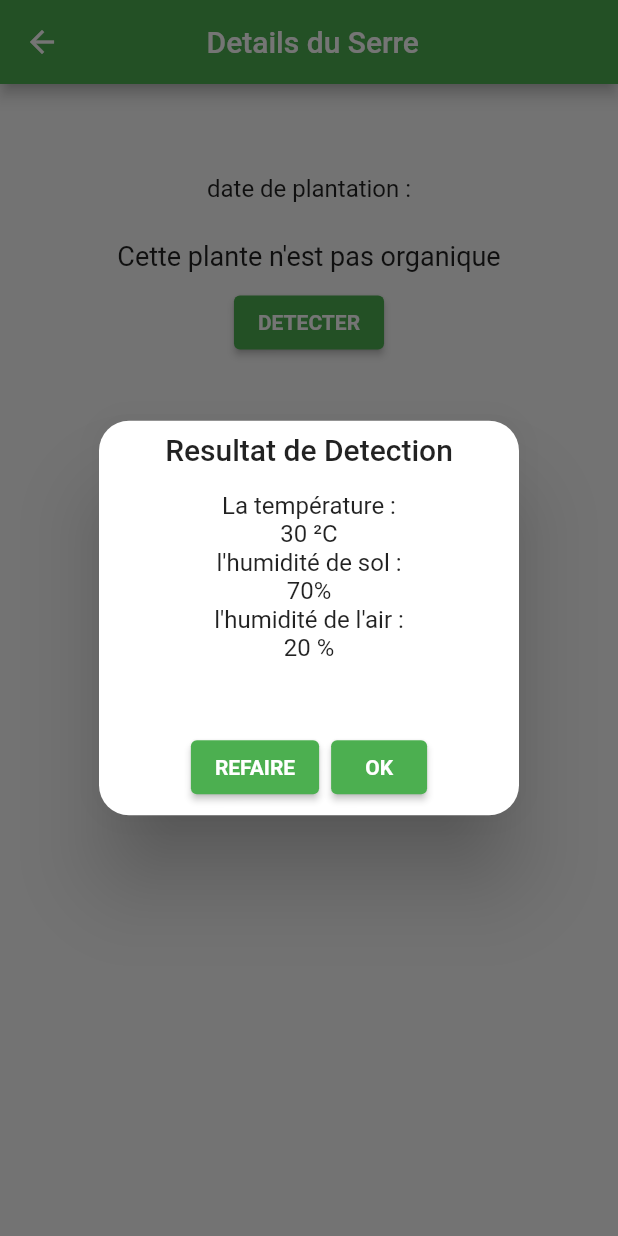
After one commit to amirazribi/Agro, a Flutter app: the SerreDetailView screen opened by its route, after a tap on "DETECTER", on a phone screen of 412 x 824 dp. The commit adds this screen. Run offline on Flutter 3.47's test engine with Material 2 defaults, Android fonts, the phone set to English and light mode, and no system bars; our stand-ins replace cloud_firestore, firebase_auth, firebase_core, flutter_form_builder, get, get_storage; missing offline and left inert: duration_picker, form_builder_image_picker; accounts and stored records are empty; statements that could not run were skipped.

Commit message:
implement detection

```diff
--- a/lib/ui/components/serre_item.dart
+++ b/lib/ui/components/serre_item.dart
@@ -1,6 +1,9 @@
 import 'package:detection/models/serre_model.dart';
 import 'package:detection/ui/components/utils.dart';
+import 'package:detection/ui/doctor/serre/detail/serre_detail_view.dart';
+import 'package:detection/utlis/constants.dart';
 import 'package:flutter/material.dart';
+import 'package:get/get.dart';
 
 class SerreItem extends StatelessWidget {
   final SerreModel serre;
@@ -14,7 +17,14 @@ class SerreItem extends StatelessWidget {
       elevation: 3,
       color: Colors.white60,
       child: ListTile(
-        leading: Text(serre.name ?? "" ,style: TextStyle(fontSize: 18),),
+        onTap: (){
+          Get.to(()=>SerreDetailView(),arguments: [
+            {
+              "model": serre,
+            }
+          ]);
+        },
+        leading: buildLeading(),
         title: Row(
 
           children: [
@@ -35,4 +45,14 @@ class SerreItem extends StatelessWidget {
       ),
     );
   }
+
+ Widget buildLeading() {
+    if(serre.nature?.toLowerCase() == Constants.tomato.toLowerCase()){
+      return Image.asset("assets/tomato.jpg");
+    }else if (serre.nature?.toLowerCase() == Constants.potato.toLowerCase()){
+      return Image.asset("assets/potato.jpg");
+    }else {
+      return Text(serre.name ?? "" ,style: TextStyle(fontSize: 18),);
+    }
+ }
 }
--- a/lib/ui/doctor/serre/add/add_serre_controller.dart
+++ b/lib/ui/doctor/serre/add/add_serre_controller.dart
@@ -1,11 +1,9 @@
 import 'package:detection/models/serre_model.dart';
 import 'package:get/get.dart';
-import 'package:get/get_rx/src/rx_types/rx_types.dart';
 
 import '../../../../services/serre_service.dart';
 
 class AddSerreController extends GetxController {
-  List<String> natures = ['Fruits', 'Légumes', 'Plantes aromatiques'];
   RxnString selectedNature = RxnString("");
   RxnString date = RxnString();
   RxnString name = RxnString("");
--- a/lib/ui/doctor/serre/add/add_serre_view.dart
+++ b/lib/ui/doctor/serre/add/add_serre_view.dart
@@ -5,6 +5,7 @@ import 'package:flutter/material.dart';
 import 'package:flutter_form_builder/flutter_form_builder.dart';
 import 'package:get/get.dart';
 
+import '../../../../utlis/constants.dart';
 import 'add_serre_controller.dart';
 
 class AddSerreView extends StatelessWidget {
@@ -47,11 +48,16 @@ class AddSerreView extends StatelessWidget {
                     onChanged: (val) {
                       controller.selectedNature.value = val;
                     },
-                    items: controller.natures
-                        .map((gender) => DropdownMenuItem(
+                    items: Constants.natures
+                        .map((nature) => DropdownMenuItem(
                               alignment: AlignmentDirectional.center,
-                              value: gender,
-                              child: Text(gender),
+                              value: nature,
+                              child: Row(
+                                children: [
+                                  Image.asset("assets/$nature.jpg"),
+                                  Text(nature),
+                                ],
+                              ),
                             ))
                         .toList(),
                   ),
@@ -61,7 +67,7 @@ class AddSerreView extends StatelessWidget {
                     onChanged: (date) {
                       controller.date.value = date.toString() ;
                     },
-                    decoration: InputDecoration(
+                    decoration: const InputDecoration(
                         labelText: 'Date de plantation',),
                     initialEntryMode: DatePickerEntryMode.calendarOnly,
                     inputType: InputType.date,
--- /dev/null
+++ b/lib/ui/doctor/serre/detail/serre_detail_controller.dart
@@ -0,0 +1,49 @@
+import 'dart:math';
+
+import 'package:detection/models/serre_model.dart';
+import 'package:detection/ui/components/primary_button.dart';
+import 'package:detection/ui/components/utils.dart';
+import 'package:flutter/material.dart';
+import 'package:get/get.dart';
+
+class SerreDetailController extends GetxController {
+  dynamic argumentData = Get.arguments;
+
+  SerreModel? serre;
+
+  @override
+  void onInit() {
+    serre = argumentData[0]["model"];
+    super.onInit();
+  }
+
+  detectDialog() {
+    final temp = Random().nextInt(35);
+    final hs = Random().nextInt(75);
+    final ha = Random().nextInt(50);
+    Get.defaultDialog(
+        title: "Resultat de Detection",
+        content: Column(
+          children: [
+            const Text("La température :"),
+            Text("$temp ²C"),
+            Text("l'humidité de sol :"),
+            Text("$hs%"),
+            Text("l'humidité de l'air :"),
+            Text("$ha %"),
+            verticalSpaceMedium,
+            verticalSpaceTiny,
+          ],
+        ),
+        cancel: PrimaryButton(
+          labelText: "Refaire",
+          onPressed: () {
+           detectDialog();
+          },
+        ),
+        confirm: PrimaryButton(
+          labelText: "Ok",
+          onPressed: () {},
+        ));
+  }
+}
--- /dev/null
+++ b/lib/ui/doctor/serre/detail/serre_detail_view.dart
@@ -0,0 +1,81 @@
+import 'package:detection/ui/components/primary_button.dart';
+import 'package:detection/ui/components/utils.dart';
+import 'package:detection/ui/doctor/serre/detail/serre_detail_controller.dart';
+import 'package:detection/utlis/constants.dart';
+import 'package:flutter/material.dart';
+import 'package:get/get.dart';
+
+class SerreDetailView extends StatelessWidget {
+  SerreDetailView({Key? key}) : super(key: key);
+  final controller = Get.put(SerreDetailController());
+
+  @override
+  Widget build(BuildContext context) {
+    return Scaffold(
+      appBar: AppBar(
+        title: Text(" Details du Serre"),
+        centerTitle: true,
+      ),
+      body: Padding(
+        padding: const EdgeInsets.all(16.0),
+        child: SizedBox(
+          width: double.infinity,
+          child: Column(
+            crossAxisAlignment: CrossAxisAlignment.center,
+            children: [
+              Text(controller.serre?.nature ?? "",
+                  style: TextStyle(fontSize: 20)),
+              buildLeading(),
+              horizontalSpaceNormal,
+              Row(
+                mainAxisSize: MainAxisSize.min,
+                children: [
+                  const Text("date de plantation :",
+                      style: TextStyle(fontSize: 16)),
+                  Text(controller.serre?.date ?? "",
+                      style: TextStyle(fontSize: 16)),
+                ],
+              ),
+              verticalSpaceMedium,
+              buildTrailing(),
+              verticalSpaceSmall,
+              PrimaryButton(
+                  labelText: "Detecter",
+                  onPressed: () {
+                    controller.detectDialog();
+                  })
+            ],
+          ),
+        ),
+      ),
+    );
+  }
+
+  Widget buildLeading() {
+    if (controller.serre?.nature?.toLowerCase() ==
+        Constants.tomato.toLowerCase()) {
+      return Image.asset("assets/tomato.jpg");
+    } else if (controller.serre?.nature?.toLowerCase() ==
+        Constants.potato.toLowerCase()) {
+      return Image.asset("assets/potato.jpg");
+    } else {
+      return Text(
+        controller.serre?.name ?? "",
+        style: TextStyle(fontSize: 18),
+      );
+    }
+  }
+
+  Widget buildTrailing() {
+    if (controller.serre?.isOrganic ?? false) {
+      return Text(
+        "Cette plante est organique",
+        style: TextStyle(fontSize: 18, fontWeight: FontWeight.w500),
+      );
+    }
+    return Text(
+      "Cette plante n'est pas organique",
+      style: TextStyle(fontSize: 18),
+    );
+  }
+}
--- a/lib/ui/farmer/farmer_view.dart
+++ b/lib/ui/farmer/farmer_view.dart
@@ -20,8 +20,8 @@ class FarmerView extends StatelessWidget {
           PopupMenuButton(
             itemBuilder: (context) {
               return [
-                const PopupMenuItem<int>(value: 0, child: Text("Settings")),
-                const PopupMenuItem<int>(value: 1, child: Text("Logout"))
+                const PopupMenuItem<int>(value: 0, child: Text("Parametres")),
+                const PopupMenuItem<int>(value: 1, child: Text("Se déconnecter"))
               ];
             },
             onSelected: (value) {
--- a/lib/utlis/constants.dart
+++ b/lib/utlis/constants.dart
@@ -3,4 +3,8 @@ class Constants {
    static const roles = ["Medecin","Agriculteur"] ;
    static const doctor = "Medecin" ;
    static const agriculteur = "Agriculteur" ;
+   static const tomato ="Tomato" ;
+   static const potato = "Potato" ;
+   static const natures = [tomato,potato] ;
+
 }
--- a/lib/utlis/pages.dart
+++ b/lib/utlis/pages.dart
@@ -1,4 +1,5 @@
 import 'package:detection/ui/auth/login_view.dart';
+import 'package:detection/ui/doctor/serre/detail/serre_detail_view.dart';
 import 'package:detection/ui/splash_view.dart';
 import 'package:get/get_navigation/src/routes/get_route.dart';
 
@@ -25,6 +26,7 @@ class Pages {
     GetPage(name: '/reset-password', page: () => ResetPasswordView()),
     GetPage(name: "/farmer_view", page: ()=>FarmerView()),
     GetPage(name: "/arrosages", page: ()=>ArrosagesView()),
-    GetPage(name: "/add_arrosage", page:()=> AddArrosageView())
+    GetPage(name: "/add_arrosage", page:()=> AddArrosageView()),
+    GetPage(name: "/serre_detail", page:()=> SerreDetailView())
   ];
 }
--- a/pubspec.yaml
+++ b/pubspec.yaml
@@ -71,6 +71,8 @@ flutter:
   # To add assets to your application, add an assets section, like this:
   assets:
       - assets/farm.jpg
+      - assets/tomato.jpg
+      - assets/potato.jpg
   #   - images/a_dot_ham.jpeg
 
   # An image asset can refer to one or more resolution-specific "variants", see
```
Also changed, not shown: assets/potato.jpg (added), assets/tomato.jpg (added).
